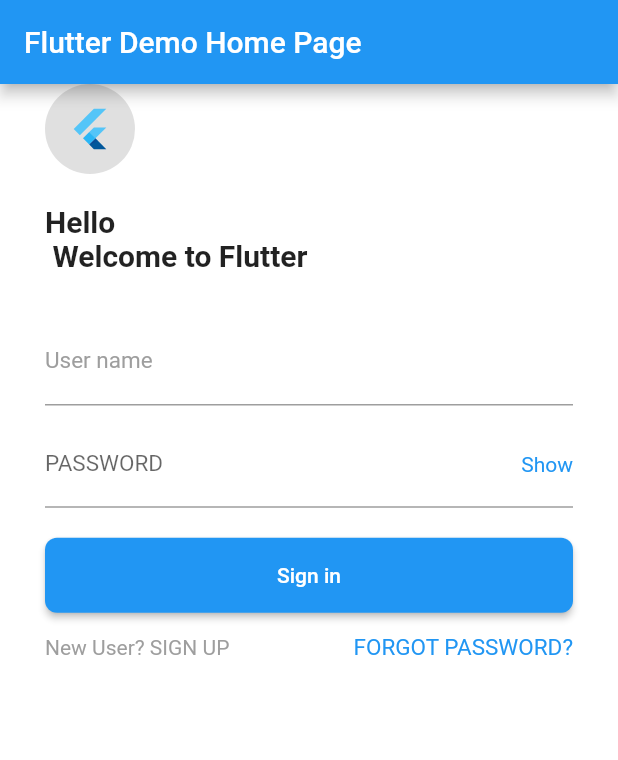
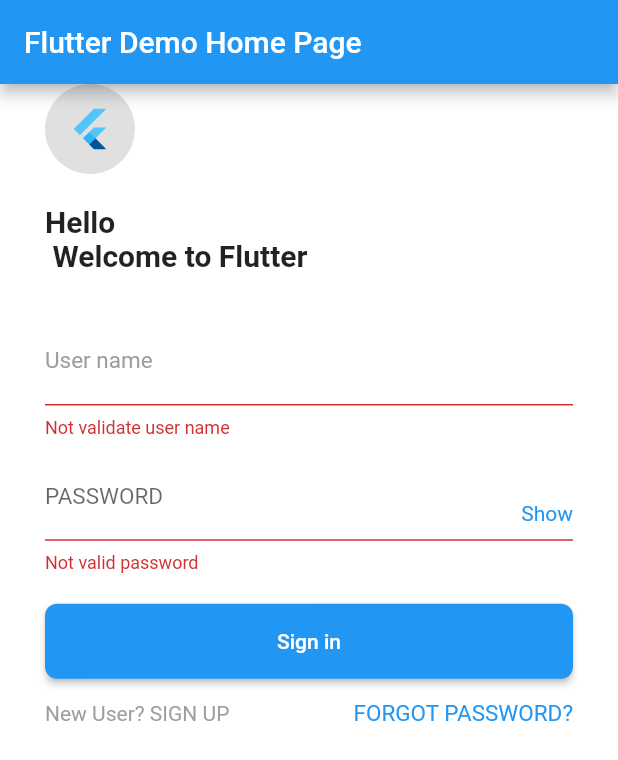
Before and after one commit to ThaoLuu2611/FlutterLogin, a Flutter app: the screen it shows after launch, after a tap on "Sign in", on a phone screen of 412 x 824 dp. Shown: the top 760 px of the screen. Run offline on Flutter 3.47's test engine with Material 2 defaults, Android fonts, the phone set to English and light mode, and no system bars.

Commit message:
add validation

```diff
--- /dev/null
+++ b/lib/home.dart
@@ -0,0 +1,17 @@
+import 'package:flutter/material.dart';
+
+class Home extends StatelessWidget{
+  @override
+  Widget build(BuildContext context) {
+
+    return MaterialApp(
+      home: Scaffold(
+        appBar: AppBar(
+          title: Text('Home page'),
+            ),
+
+      ),
+    );
+
+  }
+}
--- a/lib/main.dart
+++ b/lib/main.dart
@@ -1,4 +1,5 @@
 import 'package:flutter/material.dart';
+import 'home.dart';
 
 void main() => runApp(MyApp());
 
@@ -29,6 +30,11 @@ class MyHomePage extends StatefulWidget {
 
 class _MyHomePageState extends State<MyHomePage> {
   bool _showPass = false;
+  bool _showUserError = false;
+
+  bool _showPassError = false;
+  TextEditingController _userController = TextEditingController();
+  TextEditingController _passController = TextEditingController();
   @override
   Widget build(BuildContext context) {
 
@@ -61,8 +67,10 @@ class _MyHomePageState extends State<MyHomePage> {
               ),
               SizedBox(height: 30),
               TextField(
+                controller: _userController,
                 decoration: InputDecoration(
                     labelText: 'User name',
+                    errorText: _showUserError ? 'Not validate user name' : null,
                     labelStyle: TextStyle(
                       color: Colors.grey,
                       fontSize: 15,
@@ -73,9 +81,11 @@ class _MyHomePageState extends State<MyHomePage> {
                 alignment: AlignmentDirectional.centerEnd,
                 children: <Widget>[
                   TextField(
+                    controller: _passController,
                     obscureText: _showPass,
                     decoration: InputDecoration(
                         labelText: 'PASSWORD',
+                        errorText: _showPassError ? 'Not valid password' : null,
                         labelStyle: TextStyle(
                           fontSize: 15,
                         )),
@@ -115,7 +125,25 @@ class _MyHomePageState extends State<MyHomePage> {
   }
 
   void onLogin(){
+      setState(() {
+        if(_userController.text.length <6 || _userController.text.length > 20)
+          _showUserError = true;
+        else
+          _showUserError = false;
 
+        if(_passController.text.length < 6)
+          _showPassError = true;
+        else
+          _showPassError = false;
+
+        if(!_showPassError && !_showPassError){
+          Navigator.push(context, MaterialPageRoute(builder: (context) => Home()));
+        }
+      });
+
+      Widget goHomme(BuildContext context){
+        return Home();
+      }
   }
 
   void onShowClicked(){
```
